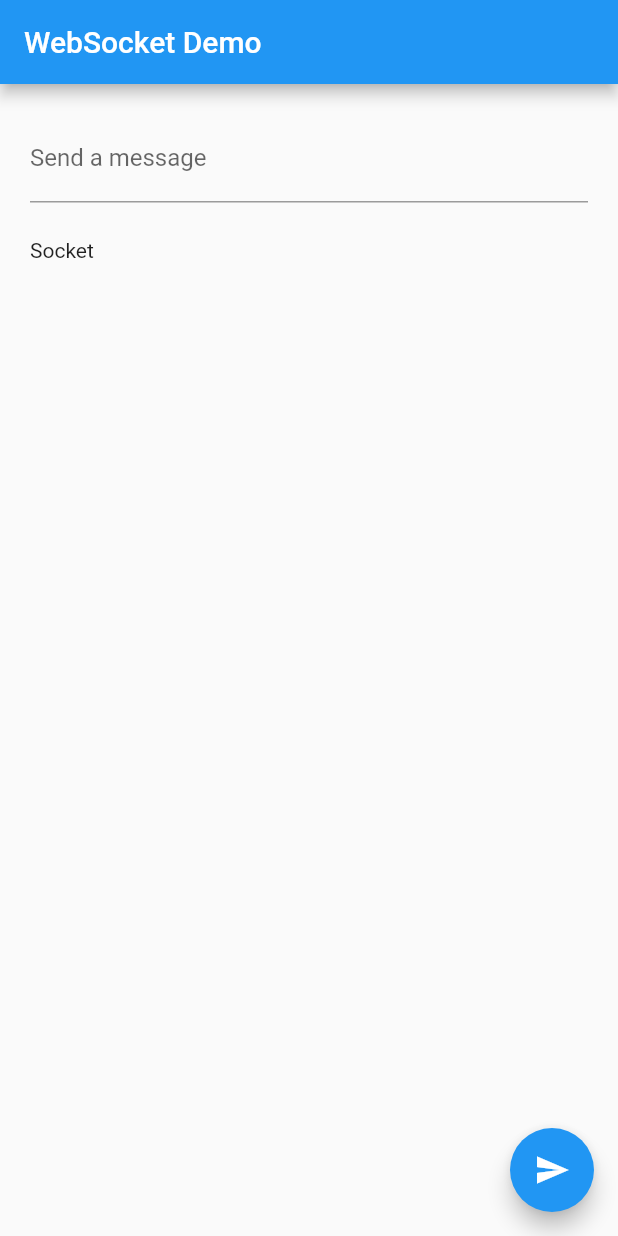
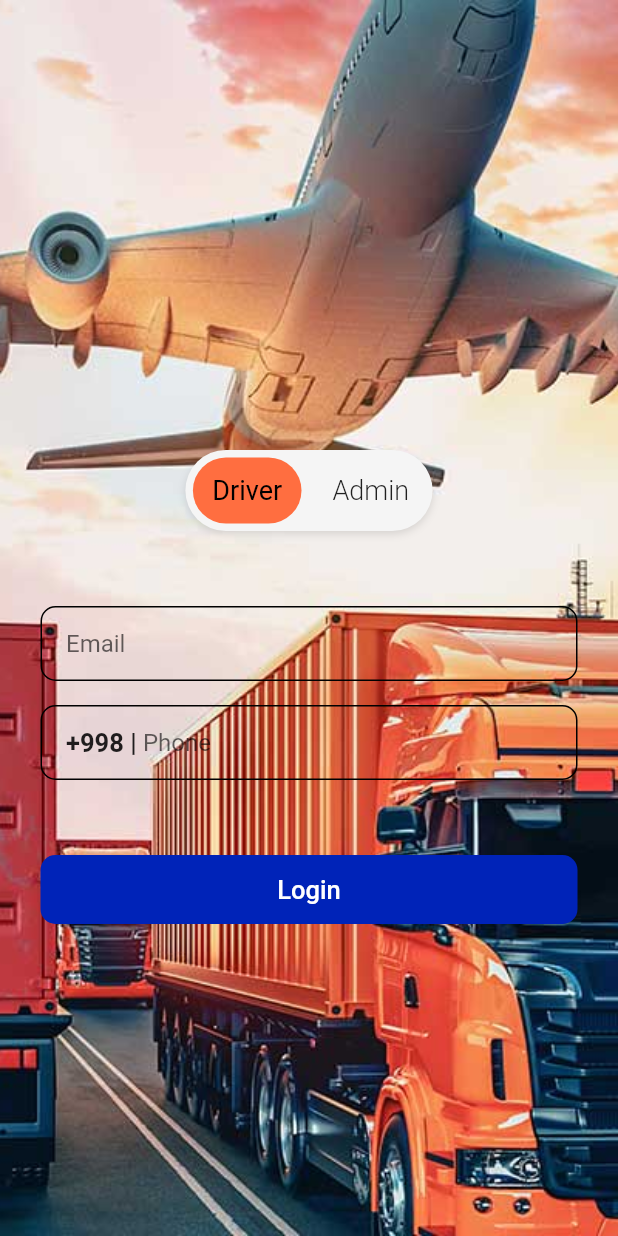
Before and after one commit to MrSobirov/cargo_inha, a Flutter app: the screen it shows after launch, on a phone screen of 412 x 824 dp. Run offline on Flutter 3.47's test engine with Material 2 defaults, Android fonts, the light colour scheme and no system bars; drawn by our look-alikes of flutter_toggle_tab.

Commit message:
login page done

```diff
--- /dev/null
+++ b/lib/login.dart
@@ -0,0 +1,152 @@
+import 'package:cargo_inha/driver.dart';
+import 'package:flutter/material.dart';
+import 'package:flutter_toggle_tab/flutter_toggle_tab.dart';
+class Login extends StatefulWidget {
+  const Login({Key? key}) : super(key: key);
+
+  @override
+  State<Login> createState() => _LoginState();
+}
+int tabTextIndexSelected = 0;
+final TextEditingController phone = TextEditingController();
+final TextEditingController name = TextEditingController();
+final TextEditingController surname = TextEditingController();
+class _LoginState extends State<Login> {
+  @override
+  Widget build(BuildContext context) {
+    return Scaffold(
+      body: Center(
+        child: Container(
+          height: double.infinity,
+          width: double.infinity,
+          decoration: const BoxDecoration(
+            image: DecorationImage(
+                image: AssetImage("assets/trico-home.jpg"),
+                fit: BoxFit.cover),
+          ),
+          child:SingleChildScrollView(
+            child: Column(
+              crossAxisAlignment: CrossAxisAlignment.center,
+              mainAxisAlignment: MainAxisAlignment.center,
+              children: [
+                SizedBox(height: 300,),
+                FlutterToggleTab(
+                  unSelectedBackgroundColors: [
+                    Color.fromRGBO(245, 245, 245, 1)],
+
+                  marginSelected: EdgeInsets.all(5),
+                  width: 40,
+                  borderRadius: 30,
+                  height: 54,
+                  selectedIndex: tabTextIndexSelected,
+                  selectedBackgroundColors: [Colors.deepOrangeAccent,],
+                  selectedTextStyle: TextStyle(
+                      color: Colors.black,
+                      fontSize: 18,
+                      fontWeight: FontWeight.w400),
+                  unSelectedTextStyle: TextStyle(
+                      color: Colors.black87,
+                      fontSize: 18,
+                      fontWeight: FontWeight.w300),
+                  labels: ['Driver','Admin'],
+                  selectedLabelIndex: (index) {
+                    setState(() {
+                      tabTextIndexSelected = index;
+                    });
+                  },
+                  isScroll: true,
+                ),
+
+                  Container(
+                    width: 358,
+                    decoration: BoxDecoration(
+                      borderRadius: BorderRadius.circular(10),
+                      border: Border.all(color : Colors.black),
+                    ),
+                    margin: EdgeInsets.only(top : 50 ,bottom: 16),
+                    padding: EdgeInsets.only(left: 16,),
+                    child: Row(
+                      children: [
+                        Expanded(
+                          child: TextFormField(
+                            decoration: InputDecoration(
+                              suffixStyle: TextStyle(
+                                  fontWeight: FontWeight.w600,
+                                  fontSize: 15
+                              ),
+                              hintText: 'Email',
+                              // contentPadding: EdgeInsets.only(top: 0.1),
+                              border: InputBorder.none,
+                            ),
+                            controller: name,
+                          ),
+                        ),
+                      ],
+                    ),
+                  ),
+
+                Container(
+                  width: 358,
+                  decoration: BoxDecoration(
+                    borderRadius: BorderRadius.circular(10),
+                    border: Border.all(color : Colors.black),
+                  ),
+                  margin: EdgeInsets.only(bottom:  50),
+                  padding: EdgeInsets.only(left: 16,),
+                  child: Row(
+                    children: [
+                      Text(
+                        "+998 | ",
+                        style: TextStyle(
+                            fontWeight: FontWeight.w600,
+                            fontSize: 17
+                        ),
+                      ),
+                      Expanded(
+                        child: TextFormField(
+                          keyboardType: TextInputType.phone,
+                          decoration: InputDecoration(
+                            suffixStyle: TextStyle(
+                                fontWeight: FontWeight.w600,
+                                fontSize: 15
+                            ),
+                            hintText: 'Phone',
+                            // contentPadding: EdgeInsets.only(top: 0.1),
+                            border: InputBorder.none,
+                          ),
+                          controller: phone,
+                        ),
+                      ),
+
+                    ],
+                  ),
+
+                ),
+                Container(
+                  height: 46,
+                  width: 358,
+                  child: ElevatedButton(
+                    style: ElevatedButton.styleFrom(
+                      elevation: 0,
+                      backgroundColor: Color.fromRGBO(0, 35, 184, 1),
+                      shape: RoundedRectangleBorder(
+                        borderRadius: BorderRadius.circular(10), // <-- Radius
+                      ),
+                    ),
+                    onPressed: ()  {
+                      Navigator.push(context, MaterialPageRoute(builder: (_) => Driver()));
+
+                    },
+                    child:  Text('Login', style: TextStyle(fontSize: 17, fontWeight: FontWeight.w500),),
+                  ),
+                ),
+
+
+              ],
+            ),
+          ),
+        ),
+      )
+    );
+  }
+}
--- a/lib/main.dart
+++ b/lib/main.dart
@@ -3,7 +3,10 @@ import 'dart:io';
 import 'dart:convert';
 import 'dart:async';
 
+import 'package:cargo_inha/login.dart';
 import 'package:flutter/material.dart';
+
+import 'driver.dart';
 
 void main() => runApp(const MyApp());
 
@@ -14,10 +17,9 @@ class MyApp extends StatelessWidget {
   Widget build(BuildContext context) {
     const title = 'WebSocket Demo';
     return const MaterialApp(
+      debugShowCheckedModeBanner: false,
       title: title,
-      home: MyHomePage(
-        title: title,
-      ),
+      home: Login()
     );
   }
 }
@@ -75,6 +77,13 @@ class _MyHomePageState extends State<MyHomePage> {
     return Scaffold(
       appBar: AppBar(
         title: Text(widget.title),
+        actions: [
+          IconButton(
+            onPressed: ((){
+              socketConnect();
+            }),
+            icon: const Icon(Icons.refresh),)
+        ],
       ),
       body: Padding(
         padding: const EdgeInsets.all(20.0),
```
Also changed, not shown: lib/driver.dart (added, +100 -0 lines), pubspec.yaml (+5 -4 lines), assets/trico-home.jpg (added), pubspec.lock.
